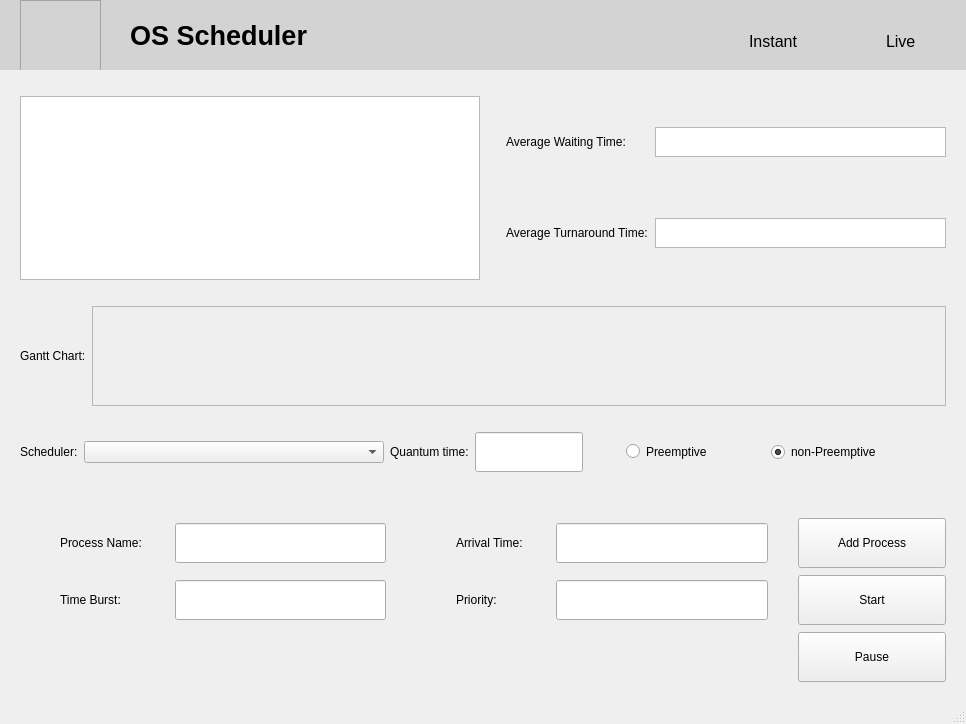
Above: frontend/mainwindow.ui from ASolimanA/OS-Scheduler before the change. Below: the same form after it.
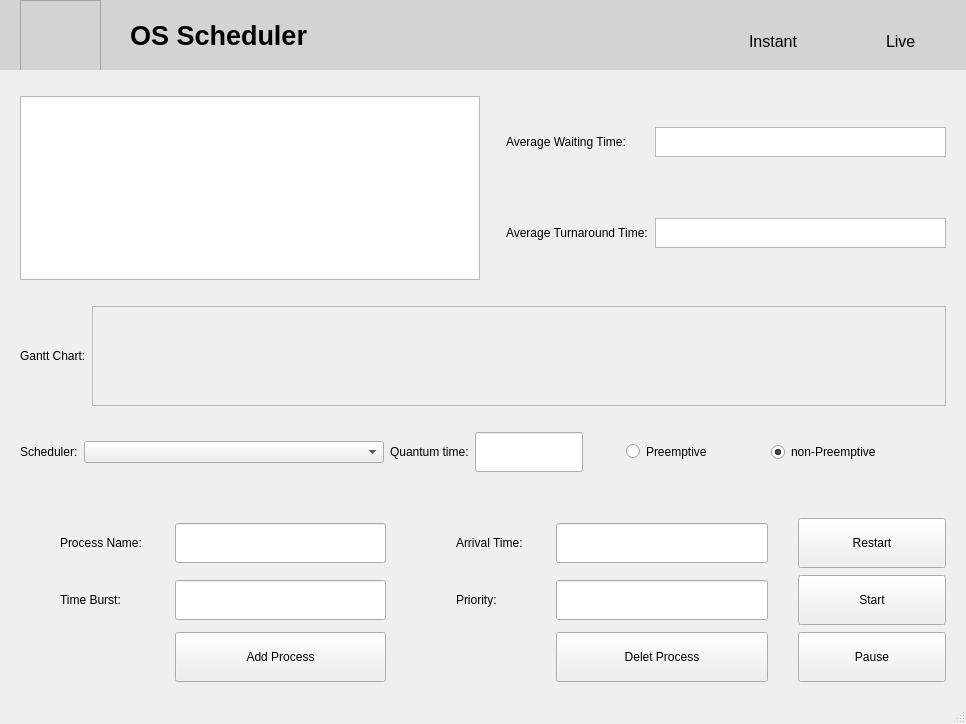
That is the form after the change.

```diff
--- a/frontend/mainwindow.ui
+++ b/frontend/mainwindow.ui
@@ -371,19 +371,6 @@
       <property name="verticalSpacing">
        <number>7</number>
       </property>
-      <item row="0" column="4">
-       <widget class="QPushButton" name="addProcessButton">
-        <property name="minimumSize">
-         <size>
-          <width>0</width>
-          <height>50</height>
-         </size>
-        </property>
-        <property name="text">
-         <string>Add Process</string>
-        </property>
-       </widget>
-      </item>
       <item row="1" column="0">
        <widget class="QLabel" name="label_3">
         <property name="styleSheet">
@@ -499,6 +486,57 @@
         </property>
        </widget>
       </item>
+      <item row="2" column="1">
+       <widget class="QPushButton" name="addProcessButton">
+        <property name="minimumSize">
+         <size>
+          <width>0</width>
+          <height>50</height>
+         </size>
+        </property>
+        <property name="text">
+         <string>Add Process</string>
+        </property>
+       </widget>
+      </item>
+      <item row="2" column="3">
+       <widget class="QPushButton" name="deletButton">
+        <property name="minimumSize">
+         <size>
+          <width>0</width>
+          <height>50</height>
+         </size>
+        </property>
+        <property name="text">
+         <string>Delet Process</string>
+        </property>
+       </widget>
+      </item>
+      <item row="0" column="4">
+       <widget class="QPushButton" name="restartButton">
+        <property name="minimumSize">
+         <size>
+          <width>0</width>
+          <height>50</height>
+         </size>
+        </property>
+        <property name="sizeIncrement">
+         <size>
+          <width>0</width>
+          <height>50</height>
+         </size>
+        </property>
+        <property name="baseSize">
+         <size>
+          <width>0</width>
+          <height>50</height>
+         </size>
+        </property>
+        <property name="text">
+         <string>Restart</string>
+        </property>
+       </widget>
+      </item>
      </layout>
     </item>
    </layout>
```
